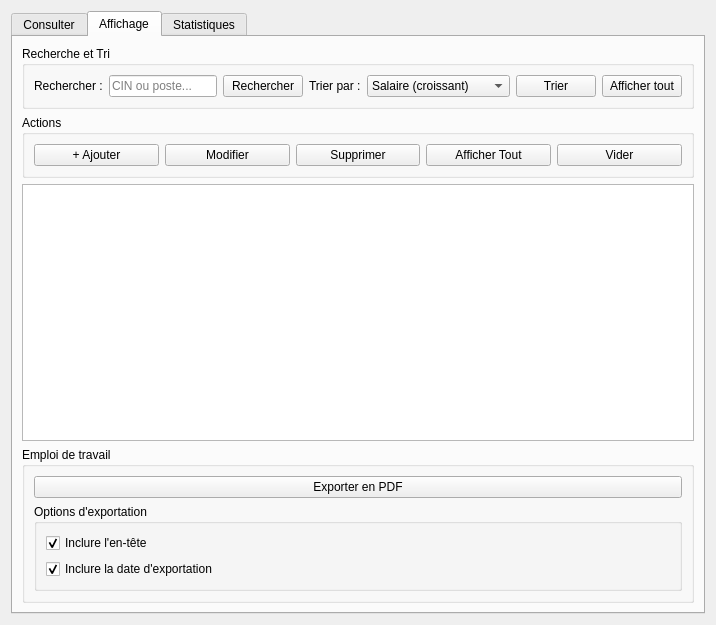
Before: the Qt Designer form EmployeWidget.ui in Esprit-UP-Algo/projetcpp2526-s2-2a8-smart-carpentry-morkshop-management, drawn with Qt 5.
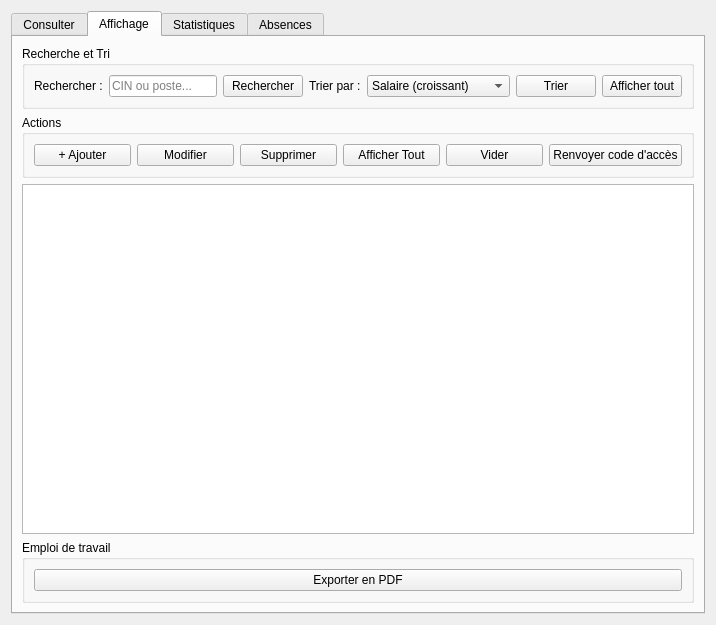
After: the same form once the commit is applied. The open tabs and pages were chosen to show the change.

Commit message: Add interface_employe

What changed in the file:
```diff
--- a/EmployeWidget.ui
+++ b/EmployeWidget.ui
@@ -290,16 +290,13 @@
           <item><widget class="QPushButton" name="btnSupprimer"><property name="text"><string>Supprimer</string></property></widget></item>
           <item><widget class="QPushButton" name="btnAfficherToutActions"><property name="text"><string>Afficher Tout</string></property></widget></item>
           <item><widget class="QPushButton" name="btnVider"><property name="text"><string>Vider</string></property></widget></item>
+          <item><widget class="QPushButton" name="btnRenvoyerCode"><property name="text"><string>Renvoyer code d'accès</string></property></widget></item>
          </layout>
         </widget>
        </item>
 
        <item>
-        <widget class="QTableWidget" name="tableWidgetEmployes">
-         <property name="editTriggers">
-          <set>QAbstractItemView::NoEditTriggers</set>
-         </property>
-        </widget>
+        <widget class="QTableWidget" name="tableWidgetEmployes"/>
        </item>
 
        <item>
@@ -309,15 +306,6 @@
          </property>
          <layout class="QVBoxLayout">
           <item><widget class="QPushButton" name="btnExportPDF"><property name="text"><string>Exporter en PDF</string></property></widget></item>
-          <item>
-           <widget class="QGroupBox" name="groupBoxExportOptions">
-            <property name="title"><string>Options d'exportation</string></property>
-            <layout class="QVBoxLayout">
-             <item><widget class="QCheckBox" name="checkBoxInclureEntete"><property name="text"><string>Inclure l'en-tête</string></property><property name="checked"><bool>true</bool></property></widget></item>
-             <item><widget class="QCheckBox" name="checkBoxDateExport"><property name="text"><string>Inclure la date d'exportation</string></property><property name="checked"><bool>true</bool></property></widget></item>
-            </layout>
-           </widget>
-          </item>
          </layout>
         </widget>
        </item>
@@ -367,6 +355,20 @@
       </layout>
      </widget>
 
+     <!-- TAB ABSENCES -->
+     <widget class="QWidget" name="tabAbsences">
+      <attribute name="title"><string>Absences</string></attribute>
+      <layout class="QVBoxLayout">
+       <item>
+        <layout class="QHBoxLayout">
+         <item><widget class="QPushButton" name="btnActualiserAbsences"><property name="text"><string>Actualiser absences</string></property></widget></item>
+         <item><widget class="QPushButton" name="btnExportAbsencesPDF"><property name="text"><string>Exporter absences PDF</string></property></widget></item>
+        </layout>
+       </item>
+       <item><widget class="QTableWidget" name="tableWidgetAbsences"/></item>
+      </layout>
+     </widget>
+
     </widget>
    </item>
   </layout>
```
Left out of the diff: 18 changed lines with no effect on the pictures. The commit also changes 66 other files.
